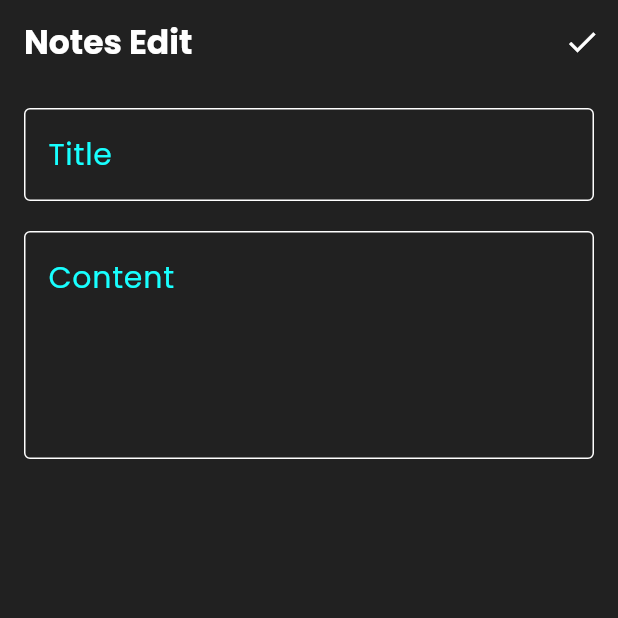
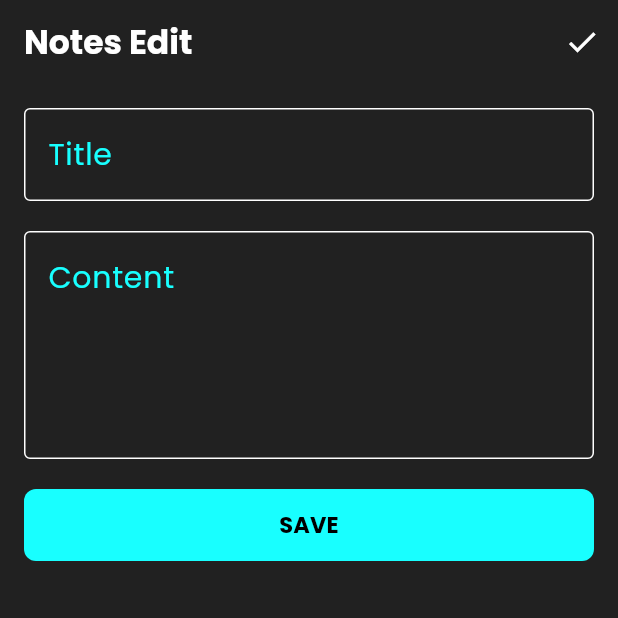
Before and after one commit to elsaidmaher2-10/NotesApp, a Flutter app: the Editviewnotescreen screen opened directly, on a phone screen of 412 x 824 dp, the top half of it. Run offline on Flutter 3.47's test engine with Material 3 defaults, Android fonts, the phone set to English and light mode, and no system bars; our stand-ins replace flutter_bloc, google_fonts, hive, hive_flutter; accounts and stored records are empty.

Commit message:
add Note States

```diff
--- /dev/null
+++ b/lib/Cubits/AddNoteCubit/AddNoteState.dart
@@ -0,0 +1,6 @@
+class NoteState {}  // الحالة الأساسية
+
+class NoteAddingInitialState extends NoteState {}  // الحالة الابتدائية عند بدء الإضافة
+class NoteAddingLoadingState extends NoteState {}  // عند تحميل البيانات أثناء الإضافة
+class NoteAddingSuccessState extends NoteState {}  // عند نجاح عملية الإضافة
+class NoteAddingFailureState extends NoteState {}  // عند فشل عملية الإضافة
--- /dev/null
+++ b/lib/Cubits/RemoveNoteCubit/RemoveNoteCubit.dart
@@ -0,0 +1,6 @@
+import 'package:flutter_bloc/flutter_bloc.dart';
+import 'package:notesapp/Cubits/RemoveNoteCubit/RemoveNoteState.dart';
+
+class Removenotecubit extends Cubit<RemoveNoteState> {
+  Removenotecubit(super.initialState);
+}
--- a/lib/components/EditViewNote.dart
+++ b/lib/components/EditViewNote.dart
@@ -1,18 +1,75 @@
 import 'package:flutter/material.dart';
 import 'package:notesapp/components/Bottomsheetcomponen.dart';
 
-class Editviewnote extends StatelessWidget {
+class Editviewnote extends StatefulWidget {
   const Editviewnote({super.key});
 
   @override
+  State<Editviewnote> createState() => _EditviewnoteState();
+}
+
+class _EditviewnoteState extends State<Editviewnote> {
+  @override
   Widget build(BuildContext context) {
-    return Container(
-      padding: EdgeInsets.all(16),
+    return Container(padding: const EdgeInsets.all(16), child: CustomForm());
+  }
+}
+
+class CustomForm extends StatefulWidget {
+  @override
+  _CustomFormState createState() => _CustomFormState();
+}
+
+class _CustomFormState extends State<CustomForm> {
+  String? title, subtitle;
+  final GlobalKey<FormState> formKey = GlobalKey<FormState>();
+  AutovalidateMode autovalidateMode = AutovalidateMode.disabled;
+
+  @override
+  Widget build(BuildContext context) {
+    return Form(
+      key: formKey,
+      autovalidateMode: autovalidateMode, // لتشغيل التحقق بعد أول محاولة
       child: Column(
         children: [
-          Customtextfiled(hint: "Title"),
-          SizedBox(height: 20),
-          Customtextfiled(hint: "Content", maxlines: 5),
+          Customtextfiled(
+            hint: "Title",
+            validator: (value) {
+              if (value == null || value.isEmpty) {
+                return "هذا الحقل مطلوب";
+              }
+              title = value;
+              return null;
+            },
+          ),
+          const SizedBox(height: 20),
+          Customtextfiled(
+            hint: "Content",
+            maxlines: 5,
+            validator: (value) {
+              if (value == null || value.isEmpty) {
+                return "هذا الحقل مطلوب";
+              }
+              subtitle = value;
+              return null;
+            },
+          ),
+          const SizedBox(height: 20),
+          CustomButton(
+            ontap: () {
+              if (formKey.currentState?.validate() ?? false) {
+                // تم التحقق بنجاح
+                formKey.currentState!.save();
+
+                print("تم الحفظ بنجاح: العنوان: $title، المحتوى: $subtitle");
+              } else {
+                // تشغيل التحقق تلقائيًا عند محاولة الحفظ
+                setState(() {
+                  autovalidateMode = AutovalidateMode.always;
+                });
+              }
+            },
+          ),
         ],
       ),
     );
--- a/pubspec.yaml
+++ b/pubspec.yaml
@@ -37,6 +37,7 @@ dependencies:
   cupertino_icons: ^1.0.8
   hive: ^2.2.3
   hive_flutter: ^1.1.0
+  flutter_bloc: ^9.1.0
 
 dev_dependencies:
   flutter_test:
```
Also changed, not shown: lib/Cubits/AddNoteCubit/AddNoteCubit.dart (added, +10 -0 lines), lib/Cubits/RemoveNoteCubit/RemoveNoteState.dart (added, +9 -0 lines), lib/components/Bottomsheetcomponen.dart (+78 -19 lines), pubspec.lock.
